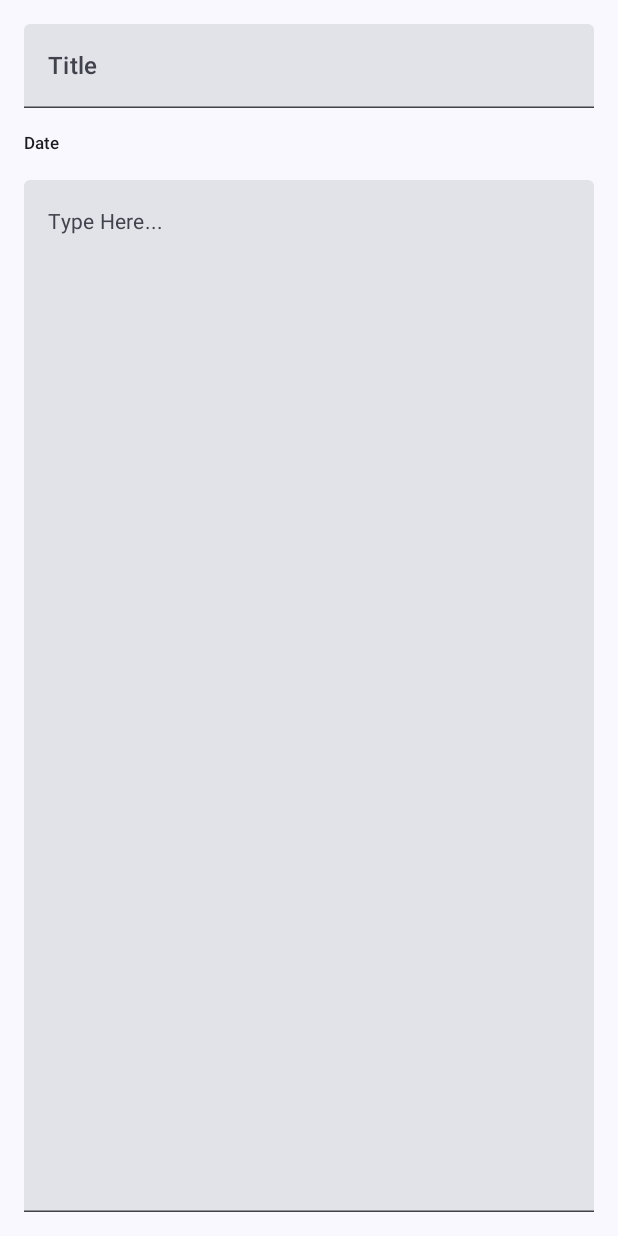
After one commit to UsmanJaved-exe/SimplyNotes, an Android app built with Jetpack Compose: the composable NotesAddEditPanel shown on its own in the app's theme, on a phone screen of 412 x 824 dp. The commit adds this screen. Run offline under Robolectric (Android 15) with nearby library versions, the phone set to English and light mode, and no system bars.

Commit message:
Completed Notes Add/Edit Screen

```diff
--- /dev/null
+++ b/app/src/main/java/com/example/simplynotes/components/NotesAddEditPanel.kt
@@ -0,0 +1,62 @@
+package com.example.simplynotes.components
+
+import androidx.compose.foundation.background
+import androidx.compose.foundation.layout.Column
+import androidx.compose.foundation.layout.PaddingValues
+import androidx.compose.foundation.layout.Spacer
+import androidx.compose.foundation.layout.fillMaxSize
+import androidx.compose.foundation.layout.fillMaxWidth
+import androidx.compose.foundation.layout.height
+import androidx.compose.foundation.layout.padding
+import androidx.compose.material3.MaterialTheme
+import androidx.compose.material3.Text
+import androidx.compose.material3.TextField
+import androidx.compose.runtime.Composable
+import androidx.compose.ui.Modifier
+import androidx.compose.ui.tooling.preview.Preview
+import androidx.compose.ui.unit.dp
+
+@Composable
+fun NotesAddEditPanel(innerPadding: PaddingValues) {
+    Column(
+        modifier = Modifier
+            .fillMaxSize()
+            .background(MaterialTheme.colorScheme.background)
+            .padding(16.dp)
+    ) {
+        TextField(
+            modifier = Modifier
+                .fillMaxWidth(),
+//                .padding(bottom = 16.dp),
+            value = "",
+            onValueChange = {},
+            placeholder =
+                {
+                    Text(
+                        text = "Title",
+                        style = MaterialTheme.typography.titleMedium
+                    )
+                })
+
+        Spacer(modifier = Modifier.height(16.dp))
+
+        Text(
+            text = "Date",
+            style = MaterialTheme.typography.labelSmall
+        )
+
+        Spacer(modifier = Modifier.height(16.dp))
+
+        TextField(
+            modifier = Modifier
+                .fillMaxSize(),
+            value = "",
+            onValueChange = {},
+            placeholder = {
+                Text(
+                    text = "Type Here...",
+                    style = MaterialTheme.typography.bodyMedium
+                )
+            })
+    }
+}
```
Also changed, not shown: app/src/main/java/com/example/simplynotes/components/TopAppBar.kt (+46 -1 lines), app/src/main/java/com/example/simplynotes/screens/NotesAddEditScreen.kt (added, +21 -0 lines).
